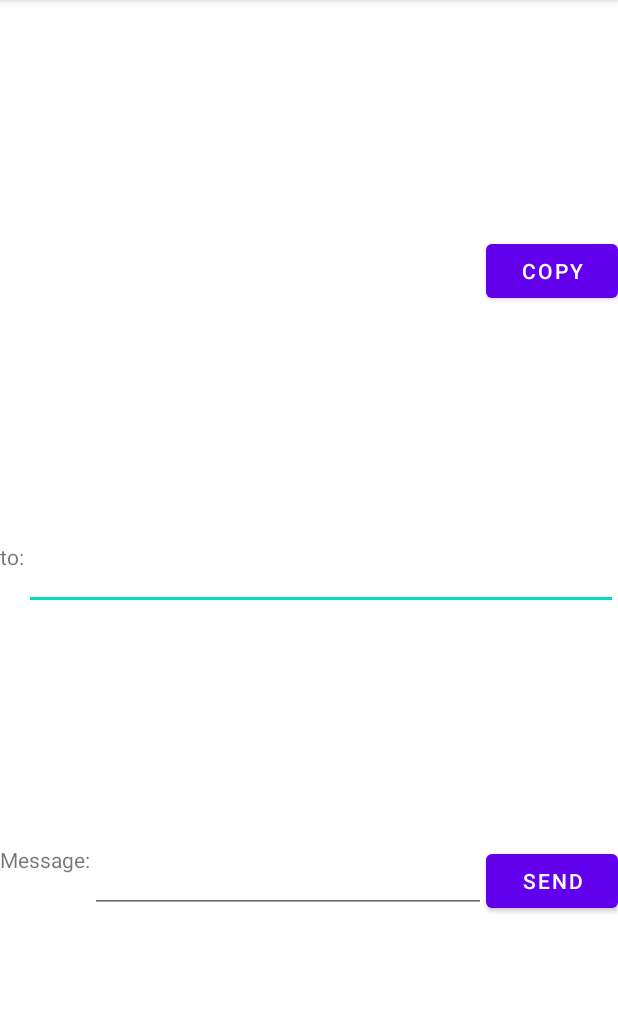
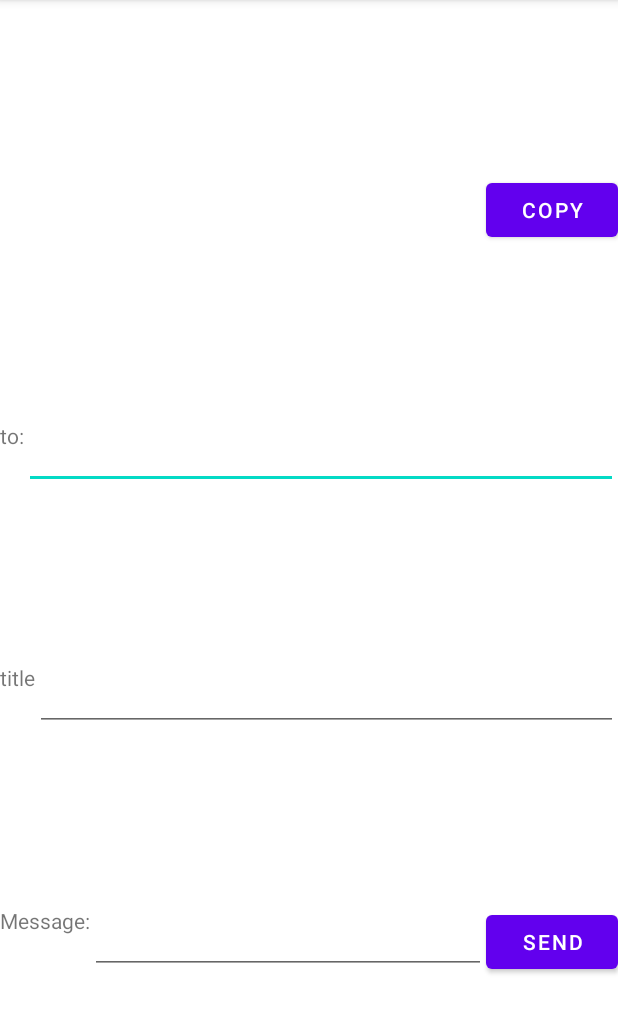
Before and after one commit to eruhoon/sagitta, an Android app: the screen it shows after launch (MainActivity), after a tap on "SEND", on a phone screen of 412 x 824 dp, the part 84-1118 px from its top. Run offline under Robolectric (Android 15) with nearby library versions, the phone set to English and light mode, and no system bars; our stand-ins replace Volley; network calls fail.

Commit message:
add TitleEdit

```diff
--- a/app/src/main/java/xyz/mycast/sagitta/provider/SgtAppWidgetProvider.kt
+++ b/app/src/main/java/xyz/mycast/sagitta/provider/SgtAppWidgetProvider.kt
@@ -49,9 +49,10 @@ class SgtAppWidgetProvider : AppWidgetProvider() {
     private fun onButtonClick(context: Context) {
         val preferenceManager = PreferenceManager()
         val to = preferenceManager.loadToPref(context)
+        val title = preferenceManager.loadTitlePref(context)
         val body = preferenceManager.loadBodyPref(context)
         Log.i(TAG, "onButtonClick: to: $to")
-        MessageSender().sendNotificationMessage(context, to, body, {
+        MessageSender().sendNotificationMessage(context, to, title, body, {
             Log.d(TAG, "success")
             Toast.makeText(context, "$body 전송!", Toast.LENGTH_SHORT).show()
         }, {
--- a/app/src/main/java/xyz/mycast/sagitta/ui/main/common/preference/PreferenceManager.kt
+++ b/app/src/main/java/xyz/mycast/sagitta/ui/main/common/preference/PreferenceManager.kt
@@ -7,6 +7,7 @@ class PreferenceManager {
     companion object {
         private const val PREF_NAME_CACHE = "xyz.mycast.sagitta.cache"
         private const val PREF_KEY_TO = "to"
+        private const val PREF_KEY_TITLE = "title"
         private const val PREF_KEY_BODY = "body"
     }
 
@@ -20,6 +21,20 @@ class PreferenceManager {
             context.getSharedPreferences(PREF_NAME_CACHE, Context.MODE_PRIVATE)
         with(cachePref.edit()) {
             putString(PREF_KEY_TO, text.toString())
+            apply()
+        }
+    }
+
+    fun loadTitlePref(context: Context): String {
+        val cachePref = context.getSharedPreferences(PREF_NAME_CACHE, Context.MODE_PRIVATE)
+        return cachePref.getString(PREF_KEY_TITLE, "") ?: ""
+    }
+
+    fun saveTitlePref(context: Context, text: CharSequence?) {
+        val cachePref =
+            context.getSharedPreferences(PREF_NAME_CACHE, Context.MODE_PRIVATE)
+        with(cachePref.edit()) {
+            putString(PREF_KEY_TITLE, text.toString())
             apply()
         }
     }
--- a/app/src/main/java/xyz/mycast/sagitta/ui/main/common/send/MessageSender.kt
+++ b/app/src/main/java/xyz/mycast/sagitta/ui/main/common/send/MessageSender.kt
@@ -15,12 +15,13 @@ class MessageSender {
     fun sendNotificationMessage(
         context: Context,
         to: String,
+        title: String,
         body: String,
         listener: Response.Listener<JSONObject>,
         errorListener: Response.ErrorListener,
     ) {
         val queue = Volley.newRequestQueue(context)
-        val jsonObjectRequest = NotificationRequest(to, body, listener, errorListener)
+        val jsonObjectRequest = NotificationRequest(to, title, body, listener, errorListener)
         queue.add(jsonObjectRequest)
     }
 }
--- a/app/src/main/java/xyz/mycast/sagitta/ui/main/view/MainFragment.kt
+++ b/app/src/main/java/xyz/mycast/sagitta/ui/main/view/MainFragment.kt
@@ -23,6 +23,7 @@ open class MainFragment : Fragment() {
     private lateinit var viewModel: MainViewModel
     private lateinit var myTokenView: TextView
     private lateinit var toEditText: EditText
+    private lateinit var titleEdit: EditText
     private lateinit var messageEdit: EditText
 
     override fun onCreateView(
@@ -38,6 +39,7 @@ open class MainFragment : Fragment() {
         viewModel = ViewModelProvider(this).get(MainViewModel::class.java)
         viewModel.getMyId().observe(viewLifecycleOwner, { myTokenView.text = it })
         viewModel.getTo().observe(viewLifecycleOwner, { toEditText.setText(it) })
+        viewModel.getTitle().observe(viewLifecycleOwner, { titleEdit.setText(it) })
         viewModel.getBody().observe(viewLifecycleOwner, { messageEdit.setText(it) })
 
         myTokenView = view.findViewById(R.id.my_token_view)
@@ -48,6 +50,10 @@ open class MainFragment : Fragment() {
         toEditText = view.findViewById(R.id.to_edit)
         toEditText.addTextChangedListener(
             onTextChanged = { text, _, _, _ -> onToTextChanged(text) })
+
+        titleEdit = view.findViewById(R.id.title_edit)
+        titleEdit.addTextChangedListener(
+            onTextChanged = { text, _, _, _ -> onTitleTextChanged(text) })
 
         messageEdit = view.findViewById(R.id.edit_message)
         messageEdit.addTextChangedListener(
@@ -65,6 +71,7 @@ open class MainFragment : Fragment() {
         with(viewModel) {
             loadToken()
             loadToPref(context)
+            loadTitlePref(context)
             loadBodyPref(context)
         }
     }
@@ -79,10 +86,15 @@ open class MainFragment : Fragment() {
         viewModel.saveToPref(requireActivity(), text)
     }
 
+    private fun onTitleTextChanged(text: CharSequence?) {
+        viewModel.saveTitlePref(requireActivity(), text)
+    }
+
     private fun onSendClick() {
         val body = messageEdit.text.toString()
         val to = toEditText.text.toString()
-        viewModel.sendNotificationMessage(requireContext(), to, body)
+        val title = titleEdit.text.toString()
+        viewModel.sendNotificationMessage(requireContext(), to, title, body)
     }
 
     private fun onBodyTextChanged(text: CharSequence?) {
--- a/app/src/main/java/xyz/mycast/sagitta/ui/main/view/NotificationRequest.kt
+++ b/app/src/main/java/xyz/mycast/sagitta/ui/main/view/NotificationRequest.kt
@@ -7,11 +7,12 @@ import xyz.mycast.sagitta.BuildConfig
 
 class NotificationRequest(
     to: String,
+    title: String,
     body: String,
     listener: Response.Listener<JSONObject>,
     errorListener: Response.ErrorListener,
 ) : JsonObjectRequest(
-    URL, getNotification(body, to), listener, errorListener
+    URL, getNotification(title, body, to), listener, errorListener
 ) {
 
     companion object {
@@ -22,9 +23,9 @@ class NotificationRequest(
         private const val PARAM_KEY_CONTENT_TYPE = "Content-Type"
         private const val CONTENT_TYPE_APPLICATION_JSON = "application/json"
 
-        private fun getNotification(body: String, to: String): JSONObject {
+        private fun getNotification(title: String, body: String, to: String): JSONObject {
             val notificationBody = JSONObject()
-            notificationBody.put("title", "단춍이")
+            notificationBody.put("title", title)
             notificationBody.put("body", body)
             val notification = JSONObject()
             notification.put("to", to)
--- a/app/src/main/java/xyz/mycast/sagitta/ui/main/vm/MainViewModel.kt
+++ b/app/src/main/java/xyz/mycast/sagitta/ui/main/vm/MainViewModel.kt
@@ -21,6 +21,7 @@ class MainViewModel : ViewModel() {
 
     private val myId: MutableLiveData<String> = MutableLiveData("")
     private val to: MutableLiveData<String> = MutableLiveData("")
+    private val title: MutableLiveData<String> = MutableLiveData("")
     private val body: MutableLiveData<String> = MutableLiveData("")
 
     fun getMyId(): LiveData<String> {
@@ -29,6 +30,10 @@ class MainViewModel : ViewModel() {
 
     fun getTo(): LiveData<String> {
         return to
+    }
+
+    fun getTitle(): LiveData<String> {
+        return title
     }
 
     fun getBody(): LiveData<String> {
@@ -55,6 +60,14 @@ class MainViewModel : ViewModel() {
         PreferenceManager().saveToPref(context, text)
     }
 
+    fun loadTitlePref(context: Context) {
+        title.value = PreferenceManager().loadTitlePref(context)
+    }
+
+    fun saveTitlePref(context: Context, text: CharSequence?) {
+        PreferenceManager().saveTitlePref(context, text)
+    }
+
     fun loadBodyPref(context: Context) {
         body.value = PreferenceManager().loadBodyPref(context)
     }
@@ -67,8 +80,8 @@ class MainViewModel : ViewModel() {
         ClipboardHelper().copyToClipboard(context, token)
     }
 
-    fun sendNotificationMessage(context: Context, to: String, body: String) {
-        MessageSender().sendNotificationMessage(context, to, body, {
+    fun sendNotificationMessage(context: Context, to: String, title: String, body: String) {
+        MessageSender().sendNotificationMessage(context, to, title, body, {
             Log.d(TAG, "success")
             Toast.makeText(context, "전송!", Toast.LENGTH_SHORT).show()
         }, {
--- a/app/src/main/res/layout/main_fragment.xml
+++ b/app/src/main/res/layout/main_fragment.xml
@@ -36,7 +36,7 @@
         android:layout_width="match_parent"
         android:layout_height="wrap_content"
         android:orientation="horizontal"
-        app:layout_constraintBottom_toBottomOf="@id/message_container"
+        app:layout_constraintBottom_toTopOf="@id/title_container"
         app:layout_constraintTop_toBottomOf="@id/token_container">
 
         <TextView
@@ -55,12 +55,35 @@
     </LinearLayout>
 
     <LinearLayout
+        android:id="@+id/title_container"
+        android:layout_width="match_parent"
+        android:layout_height="wrap_content"
+        android:orientation="horizontal"
+        app:layout_constraintBottom_toBottomOf="@id/message_container"
+        app:layout_constraintTop_toBottomOf="@id/to_container">
+
+        <TextView
+            android:layout_width="wrap_content"
+            android:layout_height="match_parent"
+            android:text="@string/title" />
+
+        <EditText
+            android:id="@+id/title_edit"
+            android:layout_width="0dp"
+            android:layout_height="wrap_content"
+            android:layout_weight="1"
+            android:importantForAutofill="no"
+            android:inputType="text"
+            tools:ignore="LabelFor" />
+    </LinearLayout>
+
+    <LinearLayout
         android:id="@+id/message_container"
         android:layout_width="match_parent"
         android:layout_height="wrap_content"
         android:orientation="horizontal"
         app:layout_constraintBottom_toBottomOf="parent"
-        app:layout_constraintTop_toBottomOf="@id/to_container">
+        app:layout_constraintTop_toBottomOf="@id/title_container">
 
         <TextView
             android:layout_width="wrap_content"
--- a/app/src/main/res/values/strings.xml
+++ b/app/src/main/res/values/strings.xml
@@ -5,4 +5,5 @@
     <string name="to">to:</string>
     <string name="copy">copy</string>
     <string name="message">Message:</string>
+    <string name="title">title</string>
 </resources>
```
